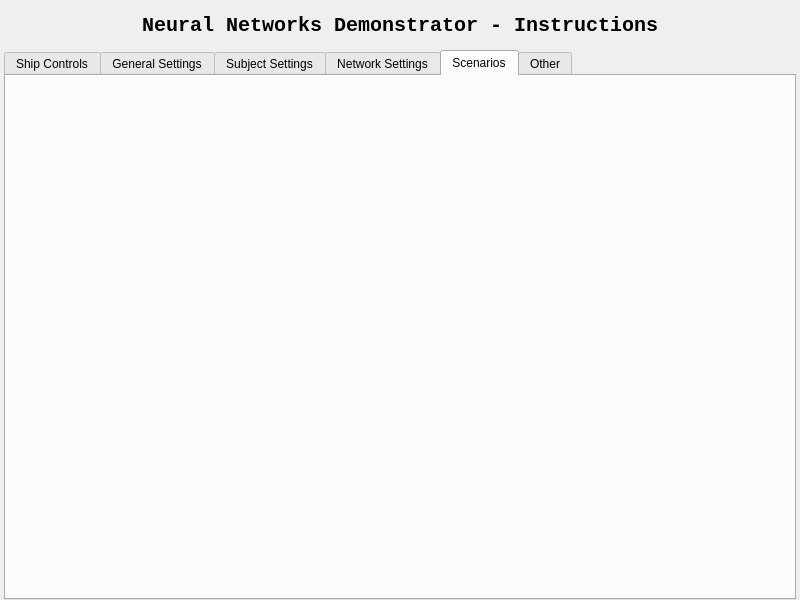
This is shipyard/help/instructions.ui in terratenff/yrn-eavat-zrff as Qt 5 draws it before an edit. The edited form follows.
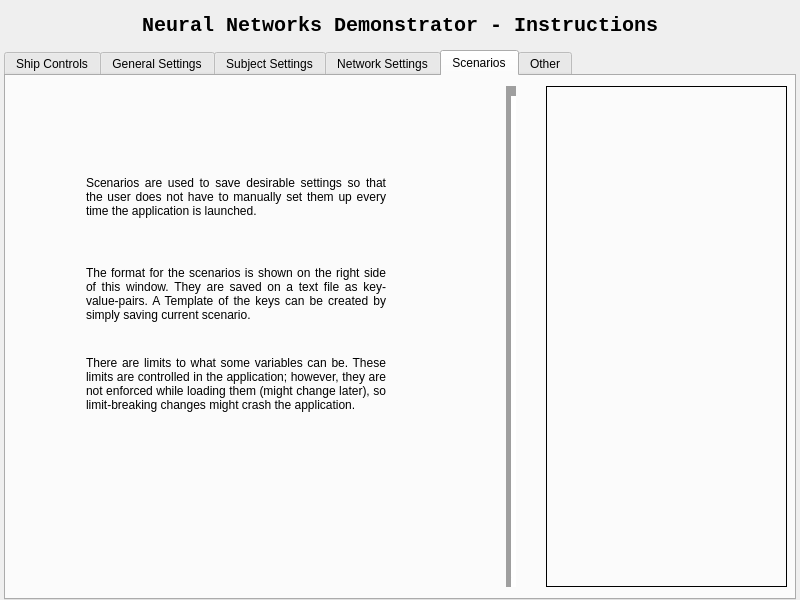
This is the edited form. The open tabs and pages were chosen to show the change. Icons and pictures are not drawn.

Commit message: Added scenarios into instructions, minor adjustments to various instructions

```diff
--- a/shipyard/help/instructions.ui
+++ b/shipyard/help/instructions.ui
@@ -1509,6 +1509,110 @@
     <attribute name="title">
      <string>Scenarios</string>
     </attribute>
+    <widget class="QLabel" name="label_63">
+     <property name="geometry">
+      <rect>
+       <x>540</x>
+       <y>10</y>
+       <width>241</width>
+       <height>501</height>
+      </rect>
+     </property>
+     <property name="frameShape">
+      <enum>QFrame::Box</enum>
+     </property>
+     <property name="text">
+      <string/>
+     </property>
+     <property name="pixmap">
+      <pixmap resource="../resources.qrc">:/images/help-images/scenario.png</pixmap>
+     </property>
+     <property name="scaledContents">
+      <bool>true</bool>
+     </property>
+    </widget>
+    <widget class="QLabel" name="label_64">
+     <property name="geometry">
+      <rect>
+       <x>80</x>
+       <y>100</y>
+       <width>300</width>
+       <height>70</height>
+      </rect>
+     </property>
+     <property name="text">
+      <string>Scenarios are used to save desirable settings so that the user does not have to manually set them up every time the application is launched.</string>
+     </property>
+     <property name="alignment">
+      <set>Qt::AlignJustify|Qt::AlignTop</set>
+     </property>
+     <property name="wordWrap">
+      <bool>true</bool>
+     </property>
+     <property name="margin">
+      <number>5</number>
+     </property>
+    </widget>
+    <widget class="QLabel" name="label_65">
+     <property name="geometry">
+      <rect>
+       <x>80</x>
+       <y>190</y>
+       <width>300</width>
+       <height>70</height>
+      </rect>
+     </property>
+     <property name="text">
+      <string>The format for the scenarios is shown on the right side of this window. They are saved on a text file as key-value-pairs. A Template of the keys can be created by simply saving current scenario.</string>
+     </property>
+     <property name="alignment">
+      <set>Qt::AlignJustify|Qt::AlignTop</set>
+     </property>
+     <property name="wordWrap">
+      <bool>true</bool>
+     </property>
+     <property name="margin">
+      <number>5</number>
+     </property>
+    </widget>
+    <widget class="QLabel" name="label_66">
+     <property name="geometry">
+      <rect>
+       <x>80</x>
+       <y>280</y>
+       <width>300</width>
+       <height>70</height>
+      </rect>
+     </property>
+     <property name="text">
+      <string>There are limits to what some variables can be. These limits are controlled in the application; however, they are not enforced while loading them (might change later), so limit-breaking changes might crash the application.</string>
+     </property>
+     <property name="alignment">
+      <set>Qt::AlignJustify|Qt::AlignTop</set>
+     </property>
+     <property name="wordWrap">
+      <bool>true</bool>
+     </property>
+     <property name="margin">
+      <number>5</number>
+     </property>
+    </widget>
+    <widget class="Line" name="line_5">
+     <property name="geometry">
+      <rect>
+       <x>500</x>
+       <y>10</y>
+       <width>10</width>
+       <height>501</height>
+      </rect>
+     </property>
+     <property name="lineWidth">
+      <number>10</number>
+     </property>
+     <property name="orientation">
+      <enum>Qt::Vertical</enum>
+     </property>
+    </widget>
    </widget>
    <widget class="QWidget" name="tab_8">
     <attribute name="title">
```
Left out of the diff: 70 changed lines with no effect on the pictures. The commit also changes 2 other files.
